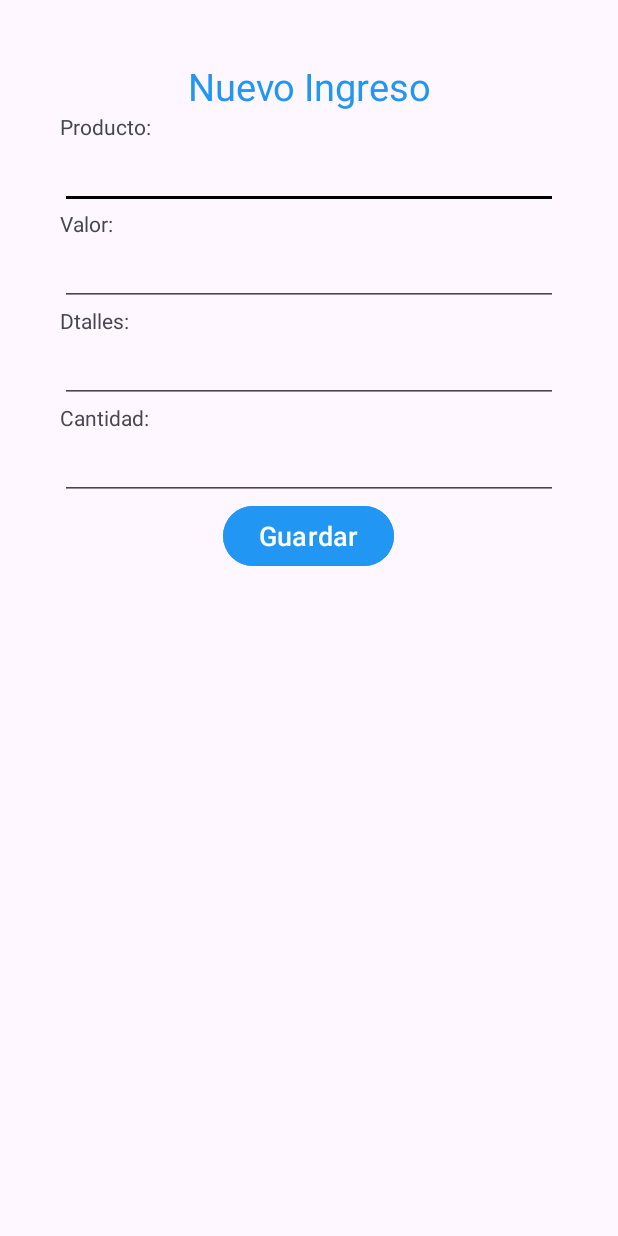
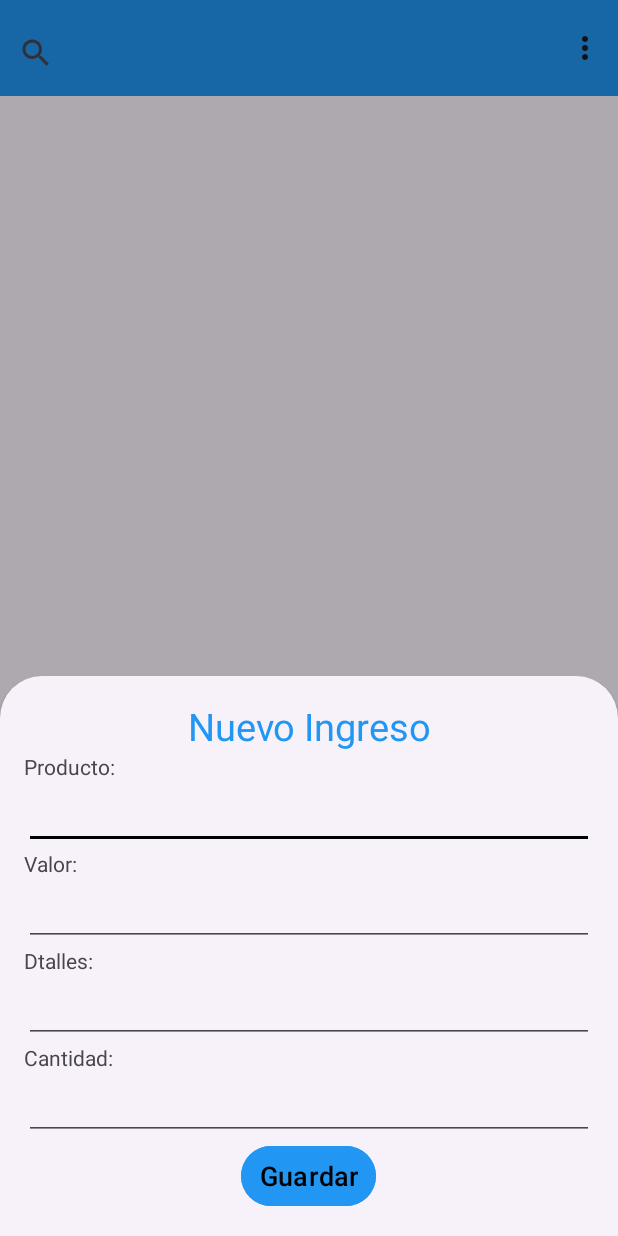
Before and after one commit to CreativeMB/Tienda_Control, an Android app: the MainActivity screen opened directly, with no data from a screen before it, after a tap on an icon or button, on a phone screen of 412 x 824 dp. Run offline under Robolectric (Android 15) with nearby library versions, the phone set to English and light mode, and no system bars.

```diff
--- a/app/src/main/java/com/example/tiendacontrol/MainActivity.java
+++ b/app/src/main/java/com/example/tiendacontrol/MainActivity.java
@@ -13,11 +13,13 @@ import android.widget.TextView;
 import androidx.activity.EdgeToEdge;
 import androidx.appcompat.app.AppCompatActivity;
 import androidx.appcompat.widget.Toolbar;
+import androidx.fragment.app.FragmentManager;
 import androidx.recyclerview.widget.LinearLayoutManager;
 import androidx.recyclerview.widget.RecyclerView;
 
 import com.example.tiendacontrol.Bd.BdVentas;
 import com.example.tiendacontrol.adaptadores.ListaVentasAdapter;
+import com.example.tiendacontrol.dialogFragment.GastoDialogFragment;
 import com.example.tiendacontrol.entidades.Ventas;
 import com.google.android.material.floatingactionbutton.FloatingActionButton;
 
@@ -80,14 +82,17 @@ public class MainActivity extends AppCompatActivity implements SearchView.OnQuer
         fabGAsto.setOnClickListener(new View.OnClickListener() {
             @Override
             public void onClick(View view) {
-                nuevoGasto();
+                GastoDialogFragment dialogFragment = new GastoDialogFragment();
+                dialogFragment.show(getSupportFragmentManager(), "GastoDialogFragment");
             }
         });;
 
         fabNuevo.setOnClickListener(new View.OnClickListener() {
             @Override
             public void onClick(View view) {
-                nuevoRegistro();
+                FragmentManager fragmentManager = getSupportFragmentManager();
+                com.example.tiendacontrol.IngresoDialogFragment ingresoDialogFragment = com.example.tiendacontrol.IngresoDialogFragment.newInstance();
+                ingresoDialogFragment.show(fragmentManager, "ingreso_dialog");
             }
         });
 
--- /dev/null
+++ b/app/src/main/java/com/example/tiendacontrol/dialogFragment/IngresoDialogFragment.java
@@ -0,0 +1,73 @@
+package com.example.tiendacontrol;
+
+import android.content.Intent;
+import android.os.Bundle;
+import android.view.LayoutInflater;
+import android.view.View;
+import android.view.ViewGroup;
+import android.widget.Button;
+import android.widget.EditText;
+import android.widget.Toast;
+
+import androidx.annotation.NonNull;
+import androidx.annotation.Nullable;
+import com.google.android.material.bottomsheet.BottomSheetDialogFragment;
+import com.example.tiendacontrol.Bd.BdVentas;
+
+public class IngresoDialogFragment extends BottomSheetDialogFragment {
+
+    EditText txtProducto, txtValor, txtDetalles, txtCantidad;
+    Button btnGuarda;
+
+    public static IngresoDialogFragment newInstance() {
+        return new IngresoDialogFragment();
+    }
+
+    @Nullable
+    @Override
+    public View onCreateView(@NonNull LayoutInflater inflater, @Nullable ViewGroup container, @Nullable Bundle savedInstanceState) {
+        View view = inflater.inflate(R.layout.nuevo, container, false);
+
+        txtProducto = view.findViewById(R.id.txtProducto);
+        txtValor = view.findViewById(R.id.txtValor);
+        txtDetalles = view.findViewById(R.id.txtDetalles);
+        txtCantidad = view.findViewById(R.id.txtCantidad);
+        btnGuarda = view.findViewById(R.id.btnGuarda);
+
+        btnGuarda.setOnClickListener(new View.OnClickListener() {
+            @Override
+            public void onClick(View view) {
+                if (!txtProducto.getText().toString().equals("") && !txtValor.getText().toString().equals("") && !txtDetalles.getText().toString().equals("") && !txtCantidad.getText().toString().equals("")) {
+
+                    BdVentas bdVentas = new BdVentas(getContext());
+                    long id = bdVentas.insertarVenta(txtProducto.getText().toString(), txtValor.getText().toString(), txtDetalles.getText().toString(), txtCantidad.getText().toString());
+
+                    if (id > 0) {
+                        Toast.makeText(getContext(), "REGISTRO GUARDADO", Toast.LENGTH_LONG).show();
+                        limpiar();
+                        verRegistro();
+                        dismiss();
+                    } else {
+                        Toast.makeText(getContext(), "ERROR AL GUARDAR REGISTRO", Toast.LENGTH_LONG).show();
+                    }
+                } else {
+                    Toast.makeText(getContext(), "DEBE LLENAR LOS CAMPOS OBLIGATORIOS", Toast.LENGTH_LONG).show();
+                }
+            }
+        });
+
+        return view;
+    }
+
+    private void limpiar() {
+        txtProducto.setText("");
+        txtValor.setText("");
+        txtDetalles.setText("");
+        txtCantidad.setText("");
+    }
+
+    private void verRegistro() {
+        Intent intent = new Intent(getActivity(), MainActivity.class);
+        startActivity(intent);
+    }
+}
--- a/app/src/main/res/layout/nuevo.xml
+++ b/app/src/main/res/layout/nuevo.xml
@@ -1,25 +1,17 @@
 <?xml version="1.0" encoding="utf-8"?>
 <RelativeLayout xmlns:android="http://schemas.android.com/apk/res/android"
-    xmlns:app="http://schemas.android.com/apk/res-auto"
-    xmlns:tools="http://schemas.android.com/tools"
-    android:id="@+id/main"
     android:layout_width="match_parent"
     android:layout_height="match_parent"
-    tools:context=".Nuevo">
+    android:padding="16dp">
 
-<!--    <androidx.appcompat.widget.Toolbar-->
-<!--        android:id="@+id/toolbar"-->
-<!--        android:layout_width="match_parent"-->
-<!--        android:layout_height="wrap_content"-->
-<!--        android:background="@color/toolbarBackground"-->
-<!--        android:minHeight="?attr/actionBarSize"-->
-<!--        android:theme="?attr/actionBarTheme" />-->
+    <ScrollView
+        android:layout_width="match_parent"
+        android:layout_height="wrap_content">
 
         <LinearLayout
+            android:id="@+id/content_layout"
             android:layout_width="match_parent"
-        android:layout_height="match_parent"
-        android:layout_below="@id/toolbar"
-        android:layout_margin="40dp"
+            android:layout_height="wrap_content"
             android:orientation="vertical">
 
             <TextView
@@ -90,13 +82,17 @@
                 android:labelFor="@+id/viewCantidad"
                 android:textSize="18sp" />
 
+            <!-- Botón dentro del LinearLayout para que se desplace con el contenido -->
             <Button
                 android:id="@+id/btnGuarda"
                 android:layout_width="wrap_content"
                 android:layout_height="wrap_content"
-            android:layout_gravity="center"
+                android:layout_gravity="center_horizontal"
                 android:backgroundTint="@color/Buton"
                 android:text="@string/btn_guarda"
                 android:textSize="18sp" />
+
         </LinearLayout>
+    </ScrollView>
+
 </RelativeLayout>
--- a/app/src/main/res/values/styles.xml
+++ b/app/src/main/res/values/styles.xml
@@ -6,4 +6,6 @@
         <item name="android:windowBackground">@drawable/splash_background</item>
     </style>
 
+
+
 </resources>
```
Also changed, not shown: app/src/main/AndroidManifest.xml (+7 -3 lines), app/src/main/java/com/example/tiendacontrol/dialogFragment/GastoDialogFragment.java (added, +101 -0 lines), app/src/main/res/layout/gasto.xml (+13 -10 lines), app/src/main/res/layout/gasto_dialog_fragment.xml (added, +10 -0 lines), app/src/main/res/layout/ingreso_dialog_fragment.xml (added, +10 -0 lines). Lines whose indentation alone changed are shown as unchanged.
